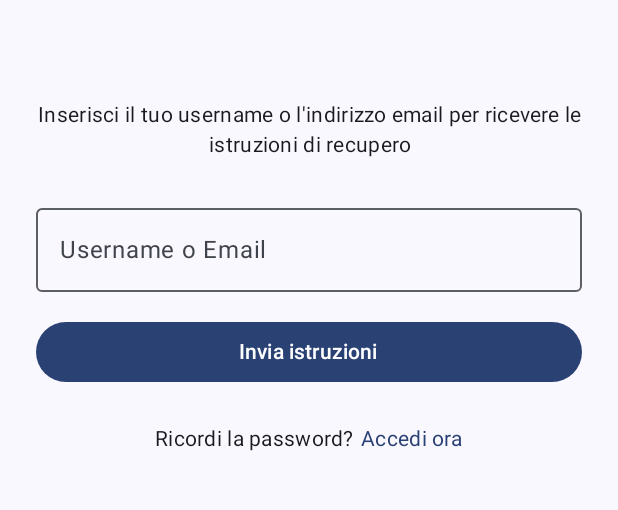
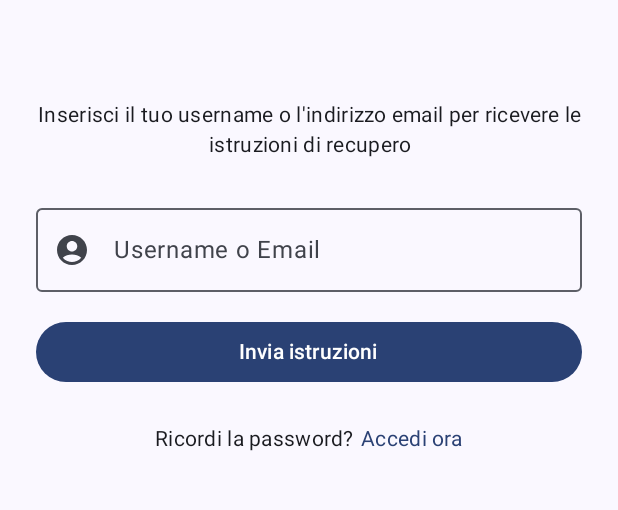
Before and after one commit to Alessandro624/Kairos-Mobile-App, an Android app built with Jetpack Compose: the ForgotPasswordActivity screen opened through its navigation route, on a phone screen of 412 x 824 dp, the part 503-1013 px from its top. Run offline under Robolectric (Android 15) with nearby library versions, the phone set to English and light mode, and no system bars; our stand-ins replace Room's generated code; network calls fail; pictures from the network do not load.

Commit message:
Better graphic in ForgotPasswordActivity

```diff
--- a/app/src/main/java/it/unical/demacs/informatica/kairosapp/ForgotPasswordActivity.kt
+++ b/app/src/main/java/it/unical/demacs/informatica/kairosapp/ForgotPasswordActivity.kt
@@ -14,8 +14,11 @@ import androidx.compose.foundation.layout.padding
 import androidx.compose.foundation.layout.size
 import androidx.compose.foundation.layout.width
 import androidx.compose.foundation.text.KeyboardOptions
+import androidx.compose.material.icons.Icons
+import androidx.compose.material.icons.filled.AccountCircle
 import androidx.compose.material3.Button
 import androidx.compose.material3.CircularProgressIndicator
+import androidx.compose.material3.Icon
 import androidx.compose.material3.MaterialTheme
 import androidx.compose.material3.OutlinedTextField
 import androidx.compose.material3.Text
@@ -100,7 +103,10 @@ fun ForgotPasswordActivity(
             label = { Text(stringResource(R.string.usernameOrEmail)) },
             keyboardOptions = KeyboardOptions(keyboardType = KeyboardType.Email),
             isError = uiState.errorMessage != null && uiState.usernameOrEmail.isNotBlank(),
-            modifier = Modifier.fillMaxWidth()
+            modifier = Modifier.fillMaxWidth(),
+            enabled = !uiState.isLoading,
+            leadingIcon = { Icon(Icons.Default.AccountCircle, contentDescription = null) },
+            singleLine = true
         )
 
         if (uiState.errorMessage != null && uiState.usernameOrEmail.isNotBlank()) {
```
